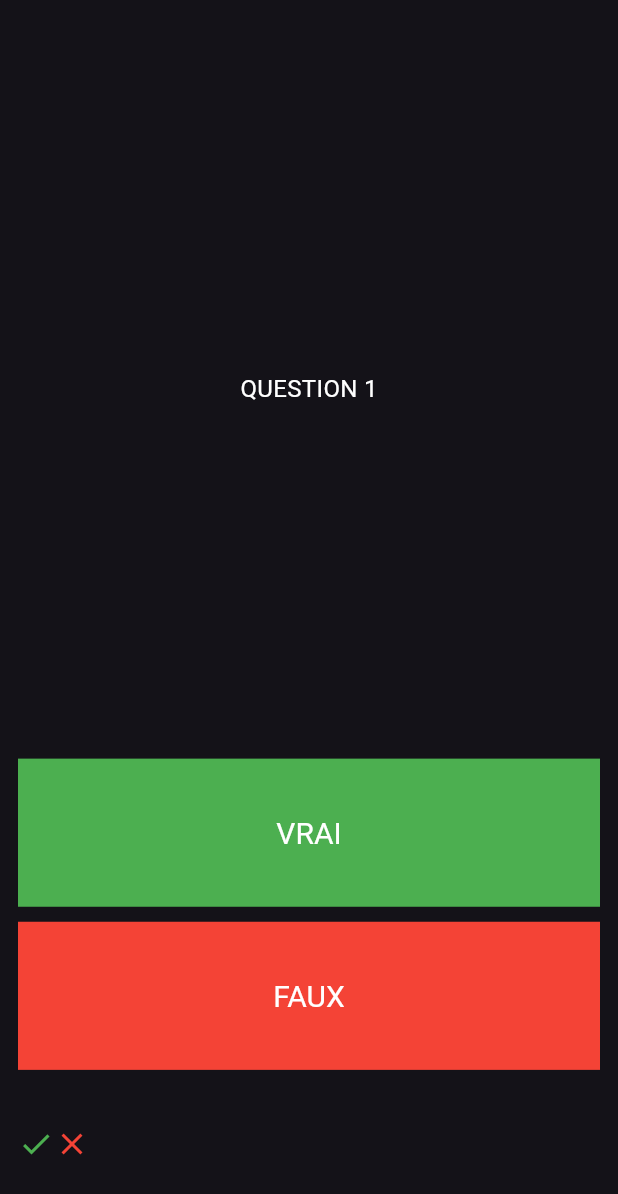
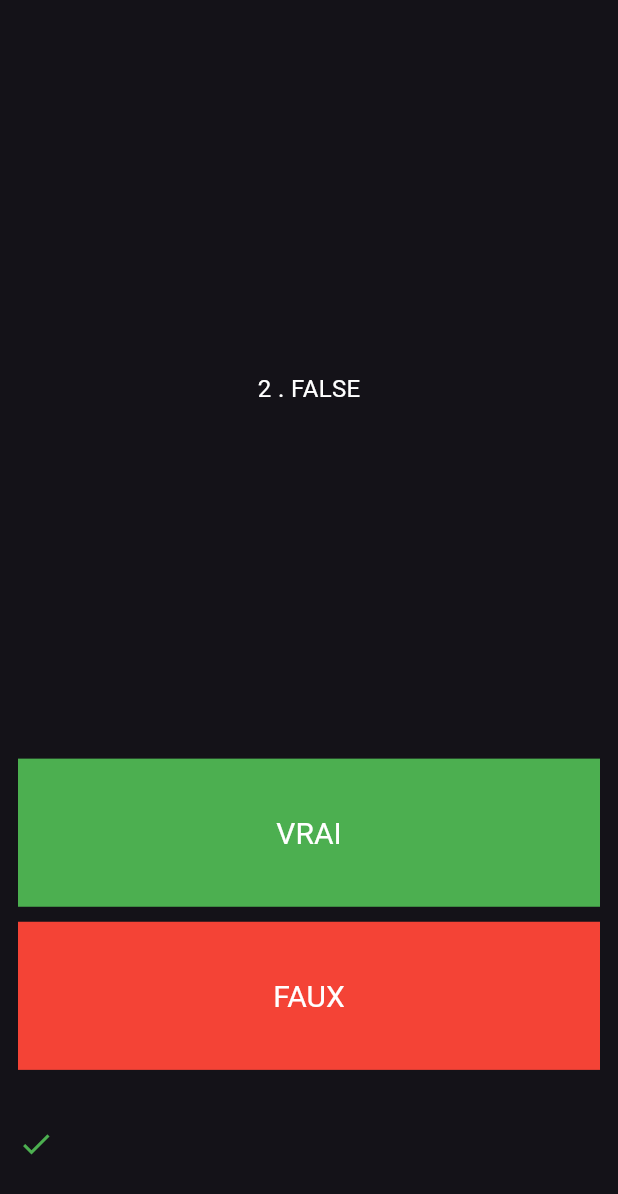
Before and after one commit to Arro38/flutter_quizzer, a Flutter app: the screen it shows after launch, after a tap on "VRAI", on a phone screen of 412 x 824 dp. Shown: the top 1194 px of the screen. Run offline on Flutter 3.47's test engine with Material 3 defaults, Android fonts, the phone set to English and light mode, and no system bars.

Commit message:
Version 1 - Question + Reponse en variable

```diff
--- a/lib/main.dart
+++ b/lib/main.dart
@@ -1,6 +1,7 @@
 // ignore_for_file: prefer_const_constructors, prefer_const_literals_to_create_immutables
 
 import 'package:flutter/material.dart';
+import 'package:flutter_quizzer/quizz.dart';
 
 void main() {
   runApp(const MainApp());
@@ -26,56 +27,7 @@ class MainApp extends StatelessWidget {
       debugShowCheckedModeBanner: false,
       home: Scaffold(
         // backgroundColor: Colors.grey[900],
-        body: Padding(
-          padding: const EdgeInsets.all(12.0),
-          child: Column(children: [
-            Expanded(
-              flex: 5,
-              child: Center(
-                child: Text("QUESTION 1"),
-              ),
-            ),
-            Expanded(
-              child: Container(
-                color: Colors.green,
-                width: double.infinity,
-                child: TextButton(
-                  onPressed: () {},
-                  child: Center(
-                    child: Text("VRAI"),
-                  ),
-                ),
-              ),
-            ),
-            SizedBox(height: 10),
-            Expanded(
-              child: Container(
-                color: Colors.red,
-                width: double.infinity,
-                child: TextButton(
-                  onPressed: () {},
-                  child: Center(
-                    child: Text("FAUX"),
-                  ),
-                ),
-              ),
-            ),
-            Expanded(
-              child: Row(
-                children: [
-                  Icon(
-                    Icons.check,
-                    color: Colors.green,
-                  ),
-                  Icon(
-                    Icons.close,
-                    color: Colors.red,
-                  )
-                ],
-              ),
-            ),
-          ]),
-        ),
+        body: Quizz(),
       ),
     );
   }
--- /dev/null
+++ b/lib/quizz.dart
@@ -0,0 +1,87 @@
+import 'package:flutter/material.dart';
+
+final List<String> list_questions = ["1 . TRUE ", "2 . FALSE", "3. TRUE"];
+final List<bool> list_reponses = [true, false, true];
+
+class Quizz extends StatefulWidget {
+  const Quizz({super.key});
+
+  @override
+  State<Quizz> createState() => _QuizzState();
+}
+
+class _QuizzState extends State<Quizz> {
+  List<Icon> list_icon = [];
+  int current_question_index = 0;
+
+  handleClick(bool reponse) {
+    setState(() {
+      if (reponse == list_reponses[current_question_index]) {
+        list_icon.add(Icon(
+          Icons.check,
+          color: Colors.green,
+        ));
+      } else {
+        list_icon.add(Icon(
+          Icons.close,
+          color: Colors.red,
+        ));
+      }
+      if (current_question_index == list_questions.length - 1) {
+        current_question_index = 0;
+        list_icon = [];
+      } else {
+        current_question_index++;
+      }
+    });
+  }
+
+  @override
+  Widget build(BuildContext context) {
+    return Padding(
+      padding: const EdgeInsets.all(12.0),
+      child: Column(children: [
+        Expanded(
+          flex: 5,
+          child: Center(
+            child: Text(list_questions[current_question_index]),
+          ),
+        ),
+        Expanded(
+          child: Container(
+            color: Colors.green,
+            width: double.infinity,
+            child: TextButton(
+              onPressed: () {
+                handleClick(true);
+              },
+              child: Center(
+                child: Text("VRAI"),
+              ),
+            ),
+          ),
+        ),
+        SizedBox(height: 10),
+        Expanded(
+          child: Container(
+            color: Colors.red,
+            width: double.infinity,
+            child: TextButton(
+              onPressed: () {
+                handleClick(false);
+              },
+              child: Center(
+                child: Text("FAUX"),
+              ),
+            ),
+          ),
+        ),
+        Expanded(
+          child: Row(
+            children: list_icon,
+          ),
+        ),
+      ]),
+    );
+  }
+}
```
